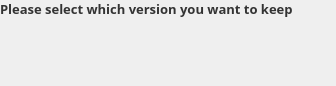
Old version of the form src/MEGASync/stalled_issues/gui/stalled_issues_cases/linux/LocalAndRemoteDifferentWidget.ui in the repository meganz/MEGAsync.
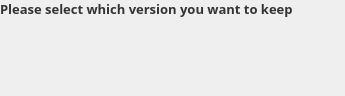
New version of the form. Custom widgets are drawn as their Qt base class.

What changed in the file:
```diff
--- a/src/MEGASync/stalled_issues/gui/stalled_issues_cases/linux/LocalAndRemoteDifferentWidget.ui
+++ b/src/MEGASync/stalled_issues/gui/stalled_issues_cases/linux/LocalAndRemoteDifferentWidget.ui
@@ -6,8 +6,8 @@
    <rect>
     <x>0</x>
     <y>0</y>
-    <width>336</width>
-    <height>86</height>
+    <width>345</width>
+    <height>96</height>
    </rect>
   </property>
   <property name="windowTitle">
@@ -110,6 +110,12 @@
    <header>StalledIssueChooseWidget.h</header>
    <container>1</container>
   </customwidget>
+  <customwidget>
+   <class>CloudStalledIssueChooseWidget</class>
+   <extends>QWidget</extends>
+   <header>StalledIssueChooseWidget.h</header>
+   <container>1</container>
+  </customwidget>
  </customwidgets>
  <resources/>
  <connections/>
```
Left out of the diff: 2 changed lines with no effect on the pictures.
